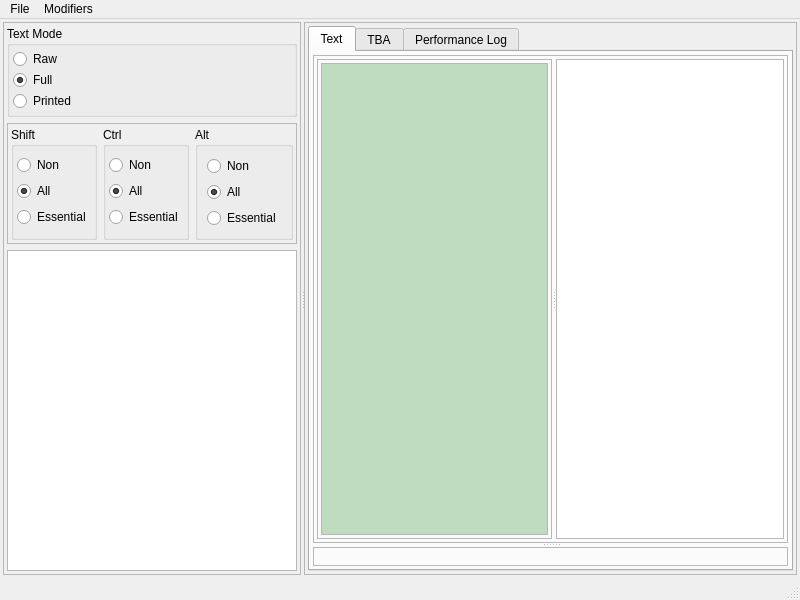
DimaTrushin/TypingAnalysis, file Qt/MainWindow.ui: the form before one commit.
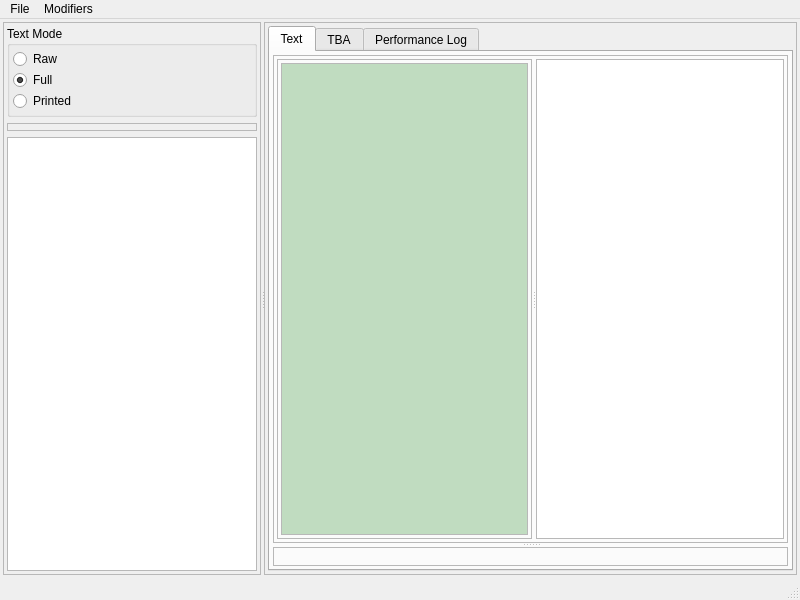
The form after the commit.

Patch:
```diff
--- a/Qt/MainWindow.ui
+++ b/Qt/MainWindow.ui
@@ -142,162 +142,6 @@
            <property name="bottomMargin">
             <number>3</number>
            </property>
-           <item>
-            <widget class="QGroupBox" name="groupBox_2">
-             <property name="title">
-              <string>Shift</string>
-             </property>
-             <layout class="QVBoxLayout" name="verticalLayout_4">
-              <property name="spacing">
-               <number>1</number>
-              </property>
-              <property name="leftMargin">
-               <number>3</number>
-              </property>
-              <property name="topMargin">
-               <number>3</number>
-              </property>
-              <property name="rightMargin">
-               <number>3</number>
-              </property>
-              <property name="bottomMargin">
-               <number>3</number>
-              </property>
-              <item>
-               <widget class="QRadioButton" name="radioButton_4">
-                <property name="text">
-                 <string>Non</string>
-                </property>
-                <attribute name="buttonGroup">
-                 <string notr="true">buttonGroup_2</string>
-                </attribute>
-               </widget>
-              </item>
-              <item>
-               <widget class="QRadioButton" name="radioButton_5">
-                <property name="text">
-                 <string>All</string>
-                </property>
-                <property name="checked">
-                 <bool>true</bool>
-                </property>
-                <attribute name="buttonGroup">
-                 <string notr="true">buttonGroup_2</string>
-                </attribute>
-               </widget>
-              </item>
-              <item>
-               <widget class="QRadioButton" name="radioButton_6">
-                <property name="text">
-                 <string>Essential</string>
-                </property>
-                <attribute name="buttonGroup">
-                 <string notr="true">buttonGroup_2</string>
-                </attribute>
-               </widget>
-              </item>
-             </layout>
-            </widget>
-           </item>
-           <item>
-            <widget class="QGroupBox" name="groupBox_3">
-             <property name="title">
-              <string>Ctrl</string>
-             </property>
-             <layout class="QVBoxLayout" name="verticalLayout_5">
-              <property name="spacing">
-               <number>1</number>
-              </property>
-              <property name="leftMargin">
-               <number>3</number>
-              </property>
-              <property name="topMargin">
-               <number>3</number>
-              </property>
-              <property name="rightMargin">
-               <number>3</number>
-              </property>
-              <property name="bottomMargin">
-               <number>3</number>
-              </property>
-              <item>
-               <widget class="QRadioButton" name="radioButton_7">
-                <property name="text">
-                 <string>Non</string>
-                </property>
-                <attribute name="buttonGroup">
-                 <string notr="true">buttonGroup_3</string>
-                </attribute>
-               </widget>
-              </item>
-              <item>
-               <widget class="QRadioButton" name="radioButton_8">
-                <property name="text">
-                 <string>All</string>
-                </property>
-                <property name="checked">
-                 <bool>true</bool>
-                </property>
-                <attribute name="buttonGroup">
-                 <string notr="true">buttonGroup_3</string>
-                </attribute>
-               </widget>
-              </item>
-              <item>
-               <widget class="QRadioButton" name="radioButton_9">
-                <property name="text">
-                 <string>Essential</string>
-                </property>
-                <attribute name="buttonGroup">
-                 <string notr="true">buttonGroup_3</string>
-                </attribute>
-               </widget>
-              </item>
-             </layout>
-            </widget>
-           </item>
-           <item>
-            <widget class="QGroupBox" name="groupBox_4">
-             <property name="title">
-              <string>Alt</string>
-             </property>
-             <layout class="QVBoxLayout" name="verticalLayout">
-              <item>
-               <widget class="QRadioButton" name="radioButton_12">
-                <property name="text">
-                 <string>Non</string>
-                </property>
-                <attribute name="buttonGroup">
-                 <string notr="true">buttonGroup_4</string>
-                </attribute>
-               </widget>
-              </item>
-              <item>
-               <widget class="QRadioButton" name="radioButton_13">
-                <property name="text">
-                 <string>All</string>
-                </property>
-                <property name="checked">
-                 <bool>true</bool>
-                </property>
-                <attribute name="buttonGroup">
-                 <string notr="true">buttonGroup_4</string>
-                </attribute>
-               </widget>
-              </item>
-              <item>
-               <widget class="QRadioButton" name="radioButton_14">
-                <property name="text">
-                 <string>Essential</string>
-                </property>
-                <attribute name="buttonGroup">
-                 <string notr="true">buttonGroup_4</string>
-                </attribute>
-               </widget>
-              </item>
-             </layout>
-            </widget>
-           </item>
           </layout>
          </widget>
         </item>
```
Left out of the diff: 4 changed lines with no effect on the pictures.
